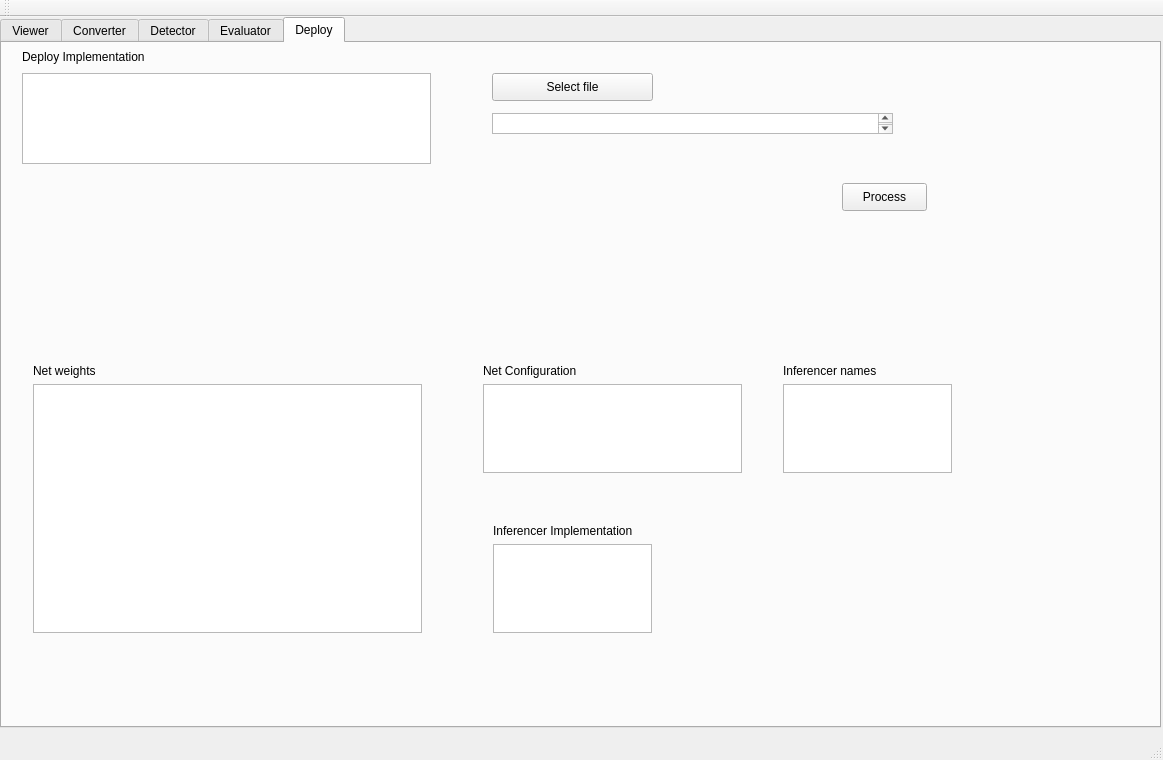
The window that DeepLearningSuite/DatasetEvaluationApp/mainwindow.ui (JdeRobot/DetectionMetrics) describes before a commit, drawn with Qt 5.
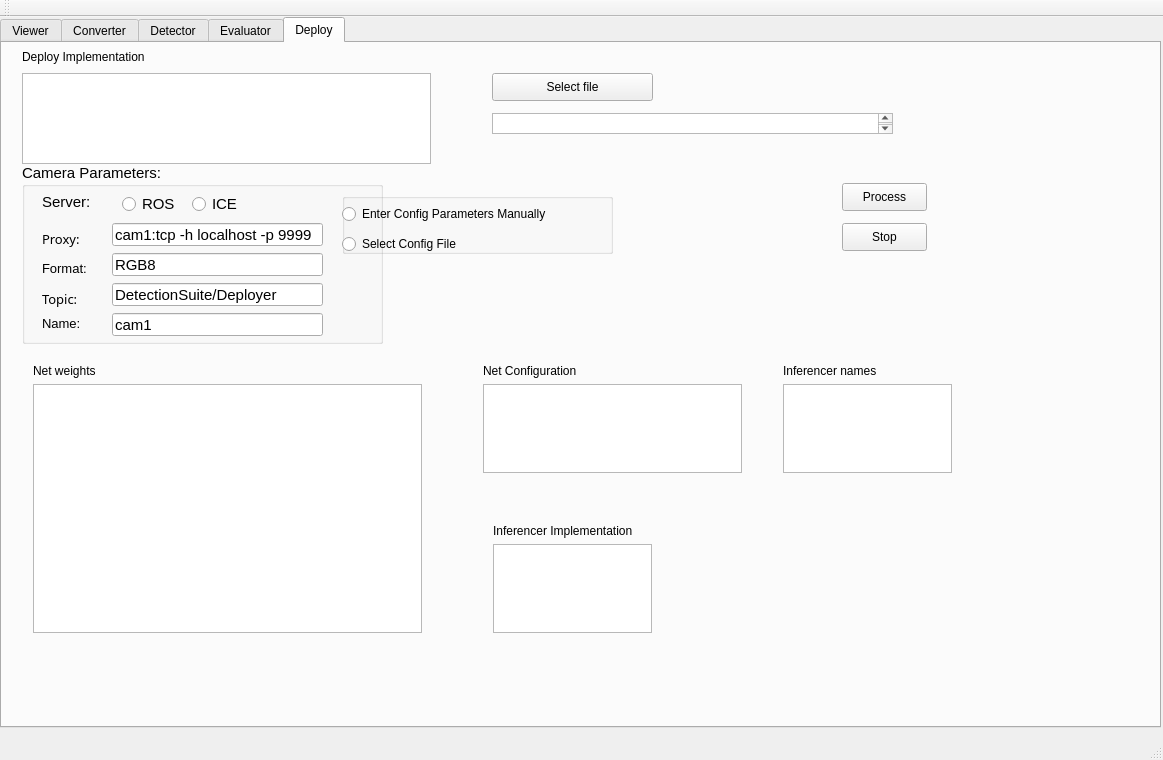
The same window after the commit.

Commit message: opencv, ros/ice camera support, reduced dependencies and much more

Patch:
```diff
--- a/DeepLearningSuite/DatasetEvaluationApp/mainwindow.ui
+++ b/DeepLearningSuite/DatasetEvaluationApp/mainwindow.ui
@@ -982,6 +982,258 @@
        </rect>
       </property>
      </widget>
+     <widget class="QGroupBox" name="deployer_param_groupBox">
+      <property name="enabled">
+       <bool>true</bool>
+      </property>
+      <property name="geometry">
+       <rect>
+        <x>20</x>
+        <y>120</y>
+        <width>361</width>
+        <height>181</height>
+       </rect>
+      </property>
+      <property name="font">
+       <font>
+        <family>Ubuntu</family>
+        <pointsize>11</pointsize>
+        <weight>50</weight>
+        <bold>false</bold>
+        <underline>false</underline>
+        <strikeout>false</strikeout>
+        <kerning>false</kerning>
+       </font>
+      </property>
+      <property name="title">
+       <string>Camera Parameters:</string>
+      </property>
+      <widget class="QLabel" name="label">
+       <property name="geometry">
+        <rect>
+         <x>20</x>
+         <y>60</y>
+         <width>61</width>
+         <height>31</height>
+        </rect>
+       </property>
+       <property name="font">
+        <font>
+         <family>Saab</family>
+         <pointsize>10</pointsize>
+         <underline>false</underline>
+         <strikeout>false</strikeout>
+         <kerning>true</kerning>
+        </font>
+       </property>
+       <property name="text">
+        <string>Proxy:</string>
+       </property>
+      </widget>
+      <widget class="QLineEdit" name="lineEdit_deployer_proxy">
+       <property name="geometry">
+        <rect>
+         <x>90</x>
+         <y>60</y>
+         <width>211</width>
+         <height>23</height>
+        </rect>
+       </property>
+       <property name="font">
+        <font>
+         <pointsize>11</pointsize>
+         <weight>50</weight>
+         <italic>false</italic>
+         <bold>false</bold>
+        </font>
+       </property>
+       <property name="text">
+        <string>cam1:tcp -h localhost -p 9999</string>
+       </property>
+      </widget>
+      <widget class="QLineEdit" name="lineEdit_deployer_format">
+       <property name="geometry">
+        <rect>
+         <x>90</x>
+         <y>90</y>
+         <width>211</width>
+         <height>23</height>
+        </rect>
+       </property>
+       <property name="text">
+        <string>RGB8</string>
+       </property>
+      </widget>
+      <widget class="QLineEdit" name="lineEdit_deployer_topic">
+       <property name="geometry">
+        <rect>
+         <x>90</x>
+         <y>120</y>
+         <width>211</width>
+         <height>23</height>
+        </rect>
+       </property>
+       <property name="text">
+        <string>DetectionSuite/Deployer</string>
+       </property>
+      </widget>
+      <widget class="QLineEdit" name="lineEdit_deployer_name">
+       <property name="geometry">
+        <rect>
+         <x>90</x>
+         <y>150</y>
+         <width>211</width>
+         <height>23</height>
+        </rect>
+       </property>
+       <property name="text">
+        <string>cam1</string>
+       </property>
+      </widget>
+      <widget class="QLabel" name="label_2">
+       <property name="enabled">
+        <bool>true</bool>
+       </property>
+       <property name="geometry">
+        <rect>
+         <x>20</x>
+         <y>90</y>
+         <width>71</width>
+         <height>31</height>
+        </rect>
+       </property>
+       <property name="font">
+        <font>
+         <pointsize>10</pointsize>
+        </font>
+       </property>
+       <property name="text">
+        <string>Format:</string>
+       </property>
+      </widget>
+      <widget class="QLabel" name="label_3">
+       <property name="geometry">
+        <rect>
+         <x>20</x>
+         <y>120</y>
+         <width>61</width>
+         <height>31</height>
+        </rect>
+       </property>
+       <property name="font">
+        <font>
+         <family>Saab</family>
+         <pointsize>10</pointsize>
+         <underline>false</underline>
+         <strikeout>false</strikeout>
+         <kerning>true</kerning>
+        </font>
+       </property>
+       <property name="text">
+        <string>Topic:</string>
+       </property>
+      </widget>
+      <widget class="QLabel" name="label_4">
+       <property name="geometry">
+        <rect>
+         <x>20</x>
+         <y>150</y>
+         <width>61</width>
+         <height>21</height>
+        </rect>
+       </property>
+       <property name="font">
+        <font>
+         <family>Ubuntu</family>
+         <pointsize>10</pointsize>
+         <underline>false</underline>
+         <strikeout>false</strikeout>
+         <kerning>true</kerning>
+        </font>
+       </property>
+       <property name="text">
+        <string>Name:</string>
+       </property>
+      </widget>
+      <widget class="QRadioButton" name="radioButton_deployer_ros">
+       <property name="geometry">
+        <rect>
+         <x>100</x>
+         <y>30</y>
+         <width>61</width>
+         <height>22</height>
+        </rect>
+       </property>
+       <property name="text">
+        <string>ROS</string>
+       </property>
+      </widget>
+      <widget class="QRadioButton" name="radioButton_deployer_ice">
+       <property name="geometry">
+        <rect>
+         <x>170</x>
+         <y>30</y>
+         <width>117</width>
+         <height>22</height>
+        </rect>
+       </property>
+       <property name="text">
+        <string>ICE</string>
+       </property>
+      </widget>
+      <widget class="QLabel" name="label_5">
+       <property name="geometry">
+        <rect>
+         <x>20</x>
+         <y>30</y>
+         <width>68</width>
+         <height>17</height>
+        </rect>
+       </property>
+       <property name="text">
+        <string>Server:</string>
+       </property>
+      </widget>
+     </widget>
+     <widget class="QGroupBox" name="groupBox_config_option">
+      <property name="geometry">
+       <rect>
+        <x>340</x>
+        <y>150</y>
+        <width>271</width>
+        <height>61</height>
+       </rect>
+      </property>
+      <property name="title">
+       <string/>
+      </property>
+      <widget class="QRadioButton" name="deployer_radioButton_manual">
+       <property name="geometry">
+        <rect>
+         <x>0</x>
+         <y>10</y>
+         <width>271</width>
+         <height>22</height>
+        </rect>
+       </property>
+       <property name="text">
+        <string>Enter Config Parameters Manually</string>
+       </property>
+      </widget>
+      <widget class="QRadioButton" name="deployer_radioButton_config">
+       <property name="geometry">
+        <rect>
+         <x>0</x>
+         <y>40</y>
+         <width>251</width>
+         <height>22</height>
+        </rect>
+       </property>
+       <property name="text">
+        <string>Select Config File</string>
+       </property>
+      </widget>
+     </widget>
      <widget class="QTextEdit" name="textEdit_deployInputPath">
       <property name="geometry">
        <rect>
@@ -1018,6 +1270,19 @@
        <string>Process</string>
       </property>
      </widget>
+     <widget class="QPushButton" name="pushButton_stop_deployer_process">
+      <property name="geometry">
+       <rect>
+        <x>840</x>
+        <y>180</y>
+        <width>85</width>
+        <height>28</height>
+       </rect>
+      </property>
+      <property name="text">
+       <string>Stop</string>
+      </property>
+     </widget>
     </widget>
    </widget>
   </widget>
```
The commit also changes 81 other files.
